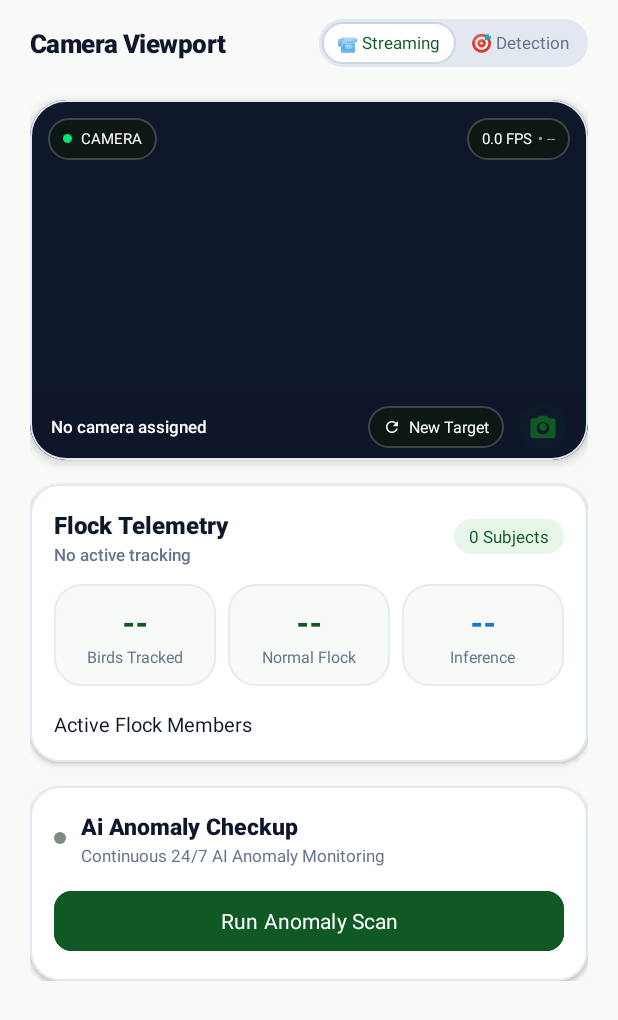
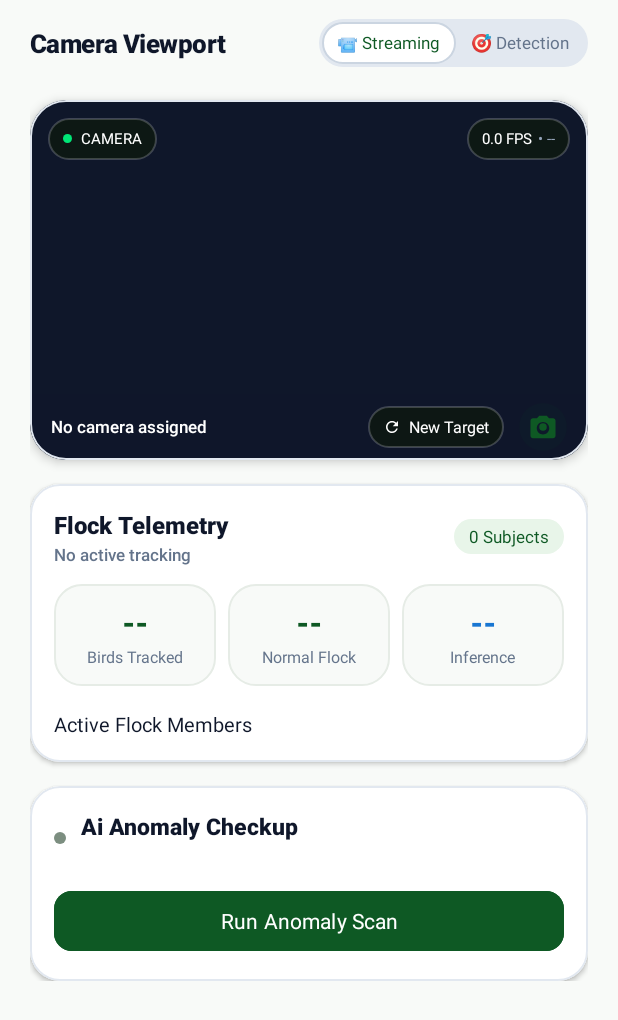
Before and after one commit to BlueShewakram/PoultrySense-Andriod-Studio-, an Android app: the layout fragment_monitor.xml on its own in the app's theme, with its tools: preview values and no code run, scrolled down 546 dp, on a phone screen of 412 x 824 dp. Shown: the top 1020 px of the screen. Run offline under Robolectric (Android 15) with nearby library versions, the phone set to English and light mode, and no system bars.

Commit message:
fix(android): add missing tvSessionSubtitle view to fragment_monitor layout

```diff
--- a/app/src/main/res/layout/fragment_monitor.xml
+++ b/app/src/main/res/layout/fragment_monitor.xml
@@ -1005,11 +1005,11 @@
                                 android:id="@+id/tvSessionSubtitle"
                                 android:layout_width="wrap_content"
                                 android:layout_height="wrap_content"
-                                android:layout_marginTop="1dp"
                                 android:fontFamily="sans-serif"
-                                android:text="Continuous 24/7 AI Anomaly Monitoring"
+                                android:text=""
                                 android:textColor="#64748B"
-                                android:textSize="11.5sp" />
+                                android:textSize="12sp" />
+
                         </LinearLayout>
                     </LinearLayout>
 
```
